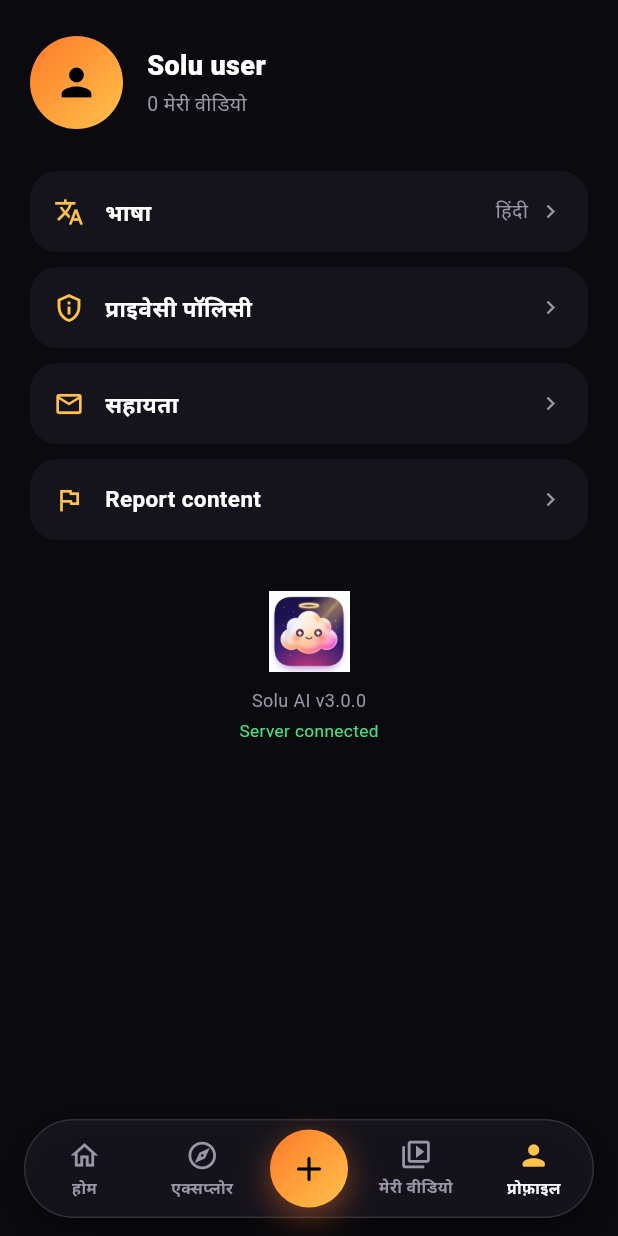
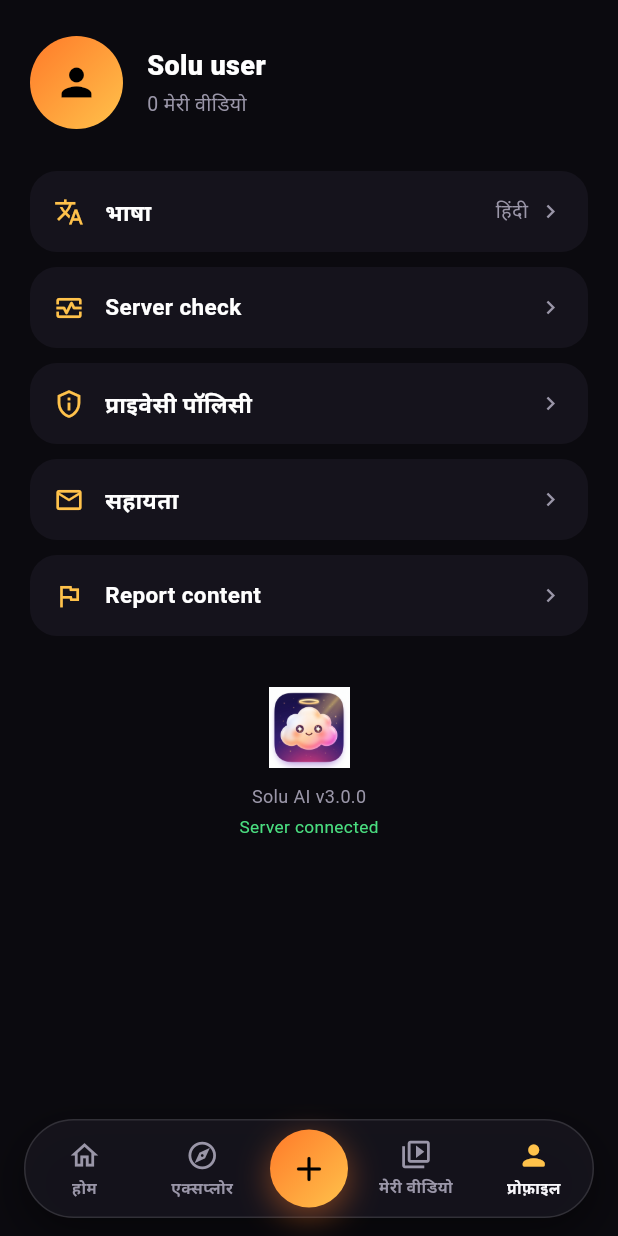
Before and after one commit to sagarvagoni62-pixel/Solu-ai-, a Flutter app: the ShellScreen screen opened directly, item 5 of the bottom bar chosen, on a phone screen of 412 x 824 dp. Run offline on Flutter 3.47's test engine with Material 3 defaults, Android fonts, the light colour scheme and no system bars; our stand-ins replace image_picker, share_plus, shared_preferences, video_player; accounts and stored records are empty; network calls fail.

Commit message:
Fix the diagnostics radius token and open the server check from Profile

```diff
--- a/lib/screens/profile_screen.dart
+++ b/lib/screens/profile_screen.dart
@@ -6,6 +6,7 @@ import '../core/config.dart';
 import '../core/strings.dart';
 import '../core/theme.dart';
 import '../services/history_store.dart';
+import 'diagnostics_screen.dart';
 
 class ProfileScreen extends StatefulWidget {
   const ProfileScreen({super.key});
@@ -63,14 +64,14 @@ class _ProfileScreenState extends State<ProfileScreen> {
   Widget build(BuildContext context) {
     return SafeArea(
       child: ListView(
-        padding: const EdgeInsets.fromLTRB(20, 24, 20, 28),
+        padding: const EdgeInsets.fromLTRB(20, 24, 20, 120),
         children: [
           Row(
             children: [
               Container(
                 width: 62,
                 height: 62,
-                decoration: BoxDecoration(
+                decoration: const BoxDecoration(
                   gradient: SoluColors.brandGradient,
                   shape: BoxShape.circle,
                 ),
@@ -102,6 +103,13 @@ class _ProfileScreenState extends State<ProfileScreen> {
             onTap: _pickLanguage,
           ),
           _tile(
+            icon: Icons.monitor_heart_outlined,
+            title: 'Server check',
+            onTap: () => Navigator.of(context).push(
+              MaterialPageRoute(builder: (_) => const DiagnosticsScreen()),
+            ),
+          ),
+          _tile(
             icon: Icons.privacy_tip_outlined,
             title: tr('privacy'),
             onTap: () => _open(SoluConfig.privacyUrl),
@@ -128,7 +136,9 @@ class _ProfileScreenState extends State<ProfileScreen> {
                         TextStyle(fontSize: 12, color: SoluColors.textMuted)),
                 const SizedBox(height: 4),
                 Text(
-                  SoluConfig.isConfigured ? 'Server connected' : tr('not_configured'),
+                  SoluConfig.isConfigured
+                      ? 'Server connected'
+                      : tr('not_configured'),
                   style: TextStyle(
                     fontSize: 11.5,
                     color: SoluConfig.isConfigured
```
Also changed, not shown: lib/screens/diagnostics_screen.dart (+4 -4 lines).
